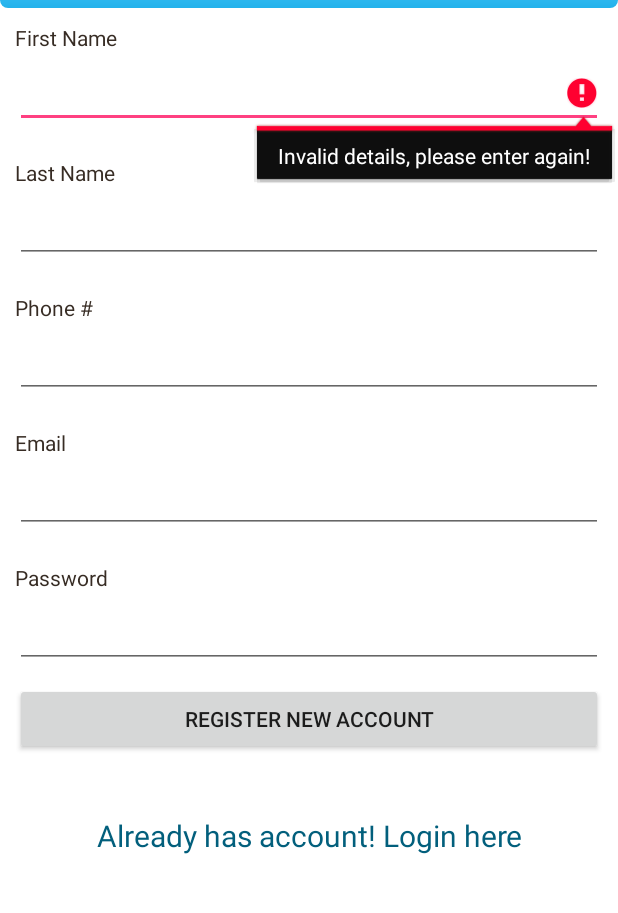
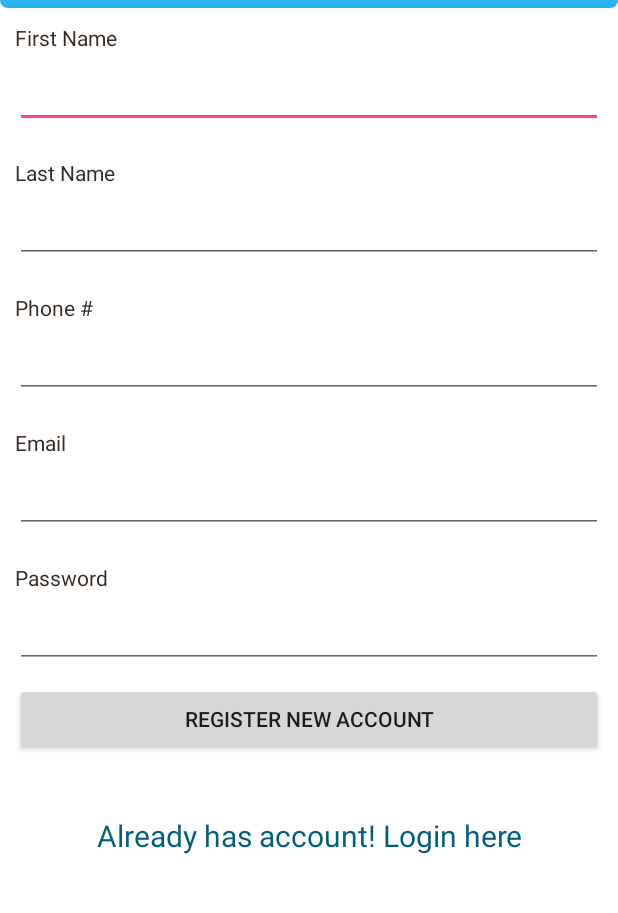
Before and after one commit to TejeshShivanna/EventsSC, an Android app: the RegisterActivity screen opened directly, with no data from a screen before it, after a tap on "REGISTER NEW ACCOUNT", on a phone screen of 412 x 824 dp, the part 164-1077 px from its top. Run offline under Robolectric (Android 15) with nearby library versions, the phone set to English and light mode, and no system bars.

Commit message:
toast message for invalid login or register info details

```diff
--- a/FrontEnd/EventsSC/app/src/main/java/application/eventssc/RegisterActivity.java
+++ b/FrontEnd/EventsSC/app/src/main/java/application/eventssc/RegisterActivity.java
@@ -1,6 +1,6 @@
 package application.eventssc;
 
-import android.app.ListActivity;
+import android.content.Context;
 import android.content.Intent;
 import android.os.AsyncTask;
 import android.os.Bundle;
@@ -8,6 +8,7 @@ import android.support.v7.app.AppCompatActivity;
 import android.view.View;
 import android.widget.EditText;
 import android.widget.TextView;
+import android.widget.Toast;
 
 import org.apache.http.HttpEntity;
 import org.apache.http.HttpResponse;
@@ -135,7 +136,14 @@ public class RegisterActivity extends AppCompatActivity {
                 passwordView.setText(null);
                 phoneView.setText(null);
 
-                firstNameView.setError("Invalid details, please enter again!");
+                Context context = getApplicationContext();
+                CharSequence text = "Invalid details, please enter again!";
+                int duration = Toast.LENGTH_SHORT;
+
+                Toast toast = Toast.makeText(context, text, duration);
+                toast.show();
+
+                //firstNameView.setError("Invalid details, please enter again!");
                 firstNameView.requestFocus();
             }
         }
```
Also changed, not shown: FrontEnd/EventsSC/app/src/main/java/application/eventssc/LoginActivity.java (+12 -6 lines).
